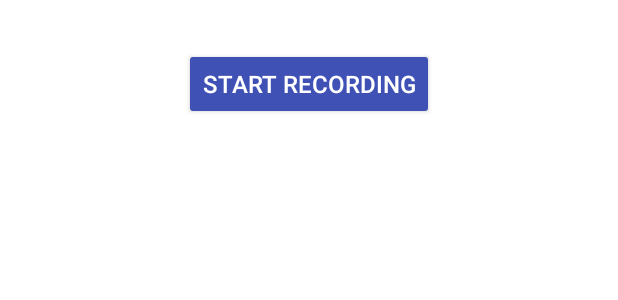
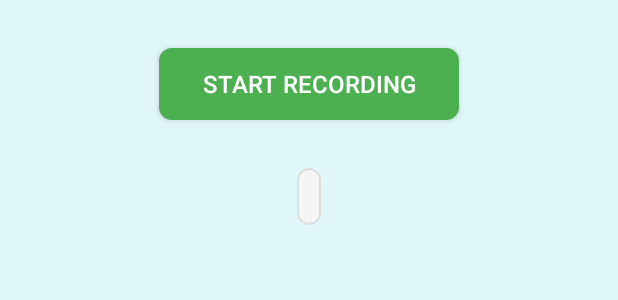
Before and after one commit to AgeevDanil/kursovaya, an Android app built with Jetpack Compose: the layout activity_main.xml on its own in the app's theme, with its tools: preview values and no code run, on a phone screen of 412 x 824 dp. Shown: the top 300 px of the screen. Run offline under Robolectric (Android 15) with nearby library versions, the phone set to English and light mode, and no system bars.

Commit message:
designer + bug fixing

```diff
--- /dev/null
+++ b/app/src/main/res/drawable/rounded_button.xml
@@ -0,0 +1,7 @@
+<shape xmlns:android="http://schemas.android.com/apk/res/android">
+    <solid android:color="?attr/colorPrimary"/>
+    <corners android:radius="8dp"/>
+    <stroke
+        android:width="1dp"
+        android:color="?attr/colorPrimaryDark"/>
+</shape>
--- /dev/null
+++ b/app/src/main/res/drawable/textview_background.xml
@@ -0,0 +1,12 @@
+<shape xmlns:android="http://schemas.android.com/apk/res/android">
+    <solid android:color="#f5f5f5"/>
+    <corners android:radius="8dp"/>
+    <stroke
+        android:width="1dp"
+        android:color="#DDDDDD"/>
+    <padding
+        android:left="10dp"
+        android:top="10dp"
+        android:right="10dp"
+        android:bottom="10dp"/>
+</shape>
--- a/app/src/main/res/layout/activity_main.xml
+++ b/app/src/main/res/layout/activity_main.xml
@@ -9,28 +9,30 @@
 
     <Button
         android:id="@+id/recordButton"
-        android:layout_width="wrap_content"
+        android:layout_width="200dp"
         android:layout_height="wrap_content"
         android:text="Start Recording"
         android:textColor="@color/white"
-        android:backgroundTint="@color/button_color"
+        android:backgroundTint="@color/button_start_color"
         android:layout_marginTop="16dp"
         android:padding="12dp"
         android:textSize="16sp"
-        android:elevation="4dp" />
+        android:elevation="4dp"
+        android:background="@drawable/rounded_button"/>
 
     <Button
         android:id="@+id/stopButton"
-        android:layout_width="wrap_content"
+        android:layout_width="200dp"
         android:layout_height="wrap_content"
         android:text="Stop Recording"
         android:visibility="gone"
         android:textColor="@color/white"
-        android:backgroundTint="@color/button_color"
+        android:backgroundTint="@color/button_stop_color"
         android:layout_marginTop="16dp"
         android:padding="12dp"
         android:textSize="16sp"
-        android:elevation="4dp" />
+        android:elevation="4dp"
+        android:background="@drawable/rounded_button"/>
 
     <TextView
         android:id="@+id/statusTextView"
@@ -40,5 +42,6 @@
         android:padding="8dp"
         android:textSize="16sp"
         android:layout_marginTop="32dp"
-        android:textColor="@color/text_color" />
+        android:textColor="@color/text_color"
+        android:background="@drawable/textview_background"/>
 </LinearLayout>
--- a/app/src/main/res/values/colors.xml
+++ b/app/src/main/res/values/colors.xml
@@ -3,11 +3,9 @@
     <color name="colorPrimaryDark">#3700B3</color>
     <color name="colorAccent">#03DAC5</color>
 
-    <color name="background_color">#FFFFFF</color>
-    <color name="button_color">#3F51B5</color>
+    <color name="background_color">#E0F7FA</color>
+    <color name="button_start_color">#4CAF50</color>
+    <color name="button_stop_color">#F44336</color>
+    <color name="text_color">#212121</color>
     <color name="white">#FFFFFF</color>
-    <color name="text_color">#212121</color>
-    <color name="scroll_background">#EEEEEE</color>
-
-
 </resources>
--- a/app/src/main/res/values/strings.xml
+++ b/app/src/main/res/values/strings.xml
@@ -1,3 +1,3 @@
 <resources>
-    <string name="app_name">lab3part2</string>
+    <string name="app_name">Курсовая Работа</string>
 </resources>
```
Also changed, not shown: app/src/main/java/com/example/lab3part2/MainActivity.kt (+3 -8 lines), app/src/main/res/drawable/button_background.xml (added, +14 -0 lines), app/src/main/res/drawable/edit_text_background.xml (added, +12 -0 lines), app/src/main/res/layout/activity_login.xml (+20 -6 lines), app/src/main/res/layout/activity_second.xml (+9 -4 lines).
